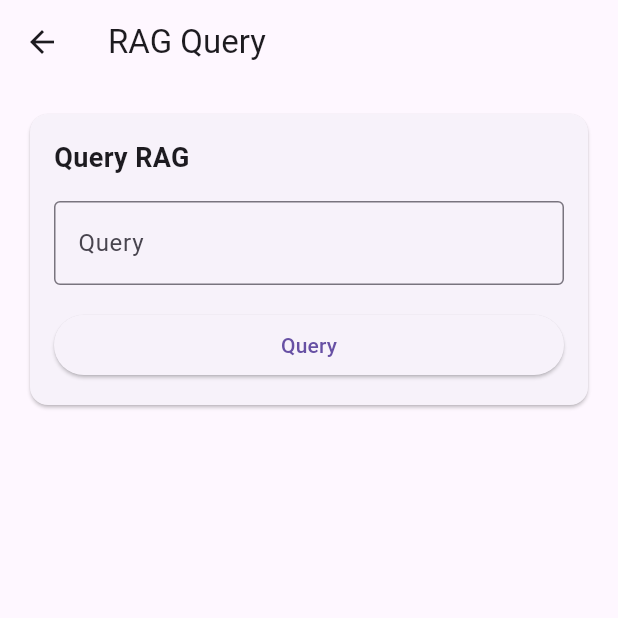
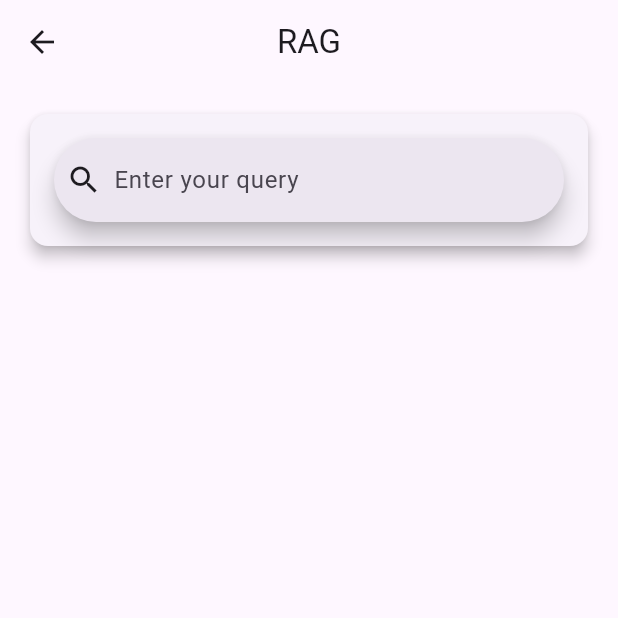
Before and after one commit to Dieg0Code/portfolio_05_rag_diary_app, a Flutter app: the RagPage screen opened directly, on a phone screen of 412 x 824 dp, the top half of it. Run offline on Flutter 3.47's test engine with Material 3 defaults, Android fonts, the phone set to English and light mode, and no system bars; our stand-ins replace flutter_bloc.

Commit message:
Refactor code and add RagResponseCleared event

```diff
--- a/lib/main.dart
+++ b/lib/main.dart
@@ -48,7 +48,7 @@ class MyApp extends StatelessWidget {
           primarySwatch: Colors.blue,
           visualDensity: VisualDensity.adaptivePlatformDensity,
         ),
-        home: HomePage(),
+        home: const HomePage(),
       ),
     );
   }
--- /dev/null
+++ b/lib/presentation/bloc/clear_rag_response_event.dart
@@ -0,0 +1,5 @@
+import 'package:rag_diary_app/presentation/bloc/diary_event.dart';
+
+class ClearRagResponseEvent extends DiaryEvent {
+  ClearRagResponseEvent();
+}
--- a/lib/presentation/bloc/diary_bloc.dart
+++ b/lib/presentation/bloc/diary_bloc.dart
@@ -2,6 +2,7 @@ import 'package:flutter_bloc/flutter_bloc.dart';
 import 'package:rag_diary_app/core/error/exceptions.dart';
 import 'package:rag_diary_app/domain/usecases/create_diary.dart';
 import 'package:rag_diary_app/domain/usecases/get_rag_response.dart';
+import 'package:rag_diary_app/presentation/bloc/clear_rag_response_event.dart';
 import 'package:rag_diary_app/presentation/bloc/create_diary_event.dart';
 import 'package:rag_diary_app/presentation/bloc/diary_event.dart';
 import 'package:rag_diary_app/presentation/bloc/diary_state.dart';
@@ -36,5 +37,9 @@ class DiaryBloc extends Bloc<DiaryEvent, DiaryState> {
         emit(DiaryError(message: e.toString()));
       }
     });
+
+    on<ClearRagResponseEvent>((event, emit) {
+      emit(DiaryInitial());
+    });
   }
 }
--- a/lib/presentation/bloc/diary_state.dart
+++ b/lib/presentation/bloc/diary_state.dart
@@ -17,3 +17,5 @@ class DiaryError extends DiaryState {
 
   DiaryError({required this.message});
 }
+
+class RagResponseCleared extends DiaryState {}
--- a/lib/presentation/pages/rag_page.dart
+++ b/lib/presentation/pages/rag_page.dart
@@ -1,64 +1,129 @@
 import 'package:flutter/material.dart';
 import 'package:flutter_bloc/flutter_bloc.dart';
 import 'package:rag_diary_app/presentation/bloc/diary_bloc.dart';
+import 'package:rag_diary_app/presentation/bloc/clear_rag_response_event.dart';
 import 'package:rag_diary_app/presentation/bloc/diary_state.dart';
 import 'package:rag_diary_app/presentation/widgets/rag_query_form.dart';
+import 'package:rag_diary_app/presentation/widgets/animated_dots.dart'; // Asegúrate de importar el nuevo widget
 
-class RagPage extends StatelessWidget {
+class RagPage extends StatefulWidget {
   const RagPage({super.key});
+
+  @override
+  _RagPageState createState() => _RagPageState();
+}
+
+class _RagPageState extends State<RagPage> {
+  String? userQuery;
+
+  @override
+  void initState() {
+    super.initState();
+    WidgetsBinding.instance.addPostFrameCallback((_) {
+      context.read<DiaryBloc>().add(ClearRagResponseEvent());
+    });
+  }
+
+  @override
+  void dispose() {
+    context.read<DiaryBloc>().add(ClearRagResponseEvent());
+    super.dispose();
+  }
 
   @override
   Widget build(BuildContext context) {
     return Scaffold(
-      appBar: AppBar(
-        title: const Text('RAG Query'),
+      body: SafeArea(
+        child: BlocBuilder<DiaryBloc, DiaryState>(
+          builder: (context, state) {
+            return CustomScrollView(
+              slivers: [
+                const SliverAppBar(
+                  floating: true,
+                  snap: true,
+                  title: Text('RAG'),
+                  centerTitle: true,
+                  backgroundColor: Colors.transparent,
+                  elevation: 0,
                 ),
-      body: BlocConsumer<DiaryBloc, DiaryState>(
-        listener: (context, state) {
-          if (state is DiaryError) {
-            ScaffoldMessenger.of(context).showSnackBar(
-              SnackBar(
-                  content: Text(state.message), backgroundColor: Colors.red),
-            );
-          }
+                SliverPadding(
+                  padding: const EdgeInsets.all(16),
+                  sliver: SliverList(
+                    delegate: SliverChildListDelegate([
+                      RagQueryForm(
+                        onQuerySubmitted: (query) {
+                          setState(() {
+                            userQuery =
+                                query; // Guardamos la consulta del usuario
+                          });
                         },
-        builder: (context, state) {
-          return SingleChildScrollView(
-            padding: const EdgeInsets.all(16),
-            child: Column(
-              crossAxisAlignment: CrossAxisAlignment.stretch,
-              children: [
-                const RagQueryForm(),
-                const SizedBox(
-                  height: 20,
                       ),
-                if (state is DiaryLoading)
-                  const Center(
-                    child: CircularProgressIndicator(),
-                  ),
-                if (state is RagResponseReceived)
-                  Card(
+                      const SizedBox(height: 20),
+
+                      // Mostramos la consulta del usuario
+                      if (userQuery != null)
+                        Align(
+                          alignment: Alignment.centerRight,
+                          child: Card(
+                            color: Colors.blue.shade100,
                             child: Padding(
                               padding: const EdgeInsets.all(16),
-                      child: Column(
-                        crossAxisAlignment: CrossAxisAlignment.start,
-                        children: [
-                          const Text(
-                            'Response',
-                            style: TextStyle(fontWeight: FontWeight.bold),
-                          ),
-                          const SizedBox(
-                            height: 8,
-                          ),
-                          Text(state.response)
-                        ],
+                              child: Text(
+                                userQuery!,
+                                style: const TextStyle(
+                                  fontSize: 16,
+                                  color: Colors.black,
                                 ),
                               ),
                             ),
+                          ),
+                        ),
+
+                      // Mostramos el estado de carga con animación de puntos
+                      if (state is DiaryLoading)
+                        const Align(
+                          alignment: Alignment.centerLeft,
+                          child: Padding(
+                            padding: EdgeInsets.all(16),
+                            child: AnimatedDots(), // Aquí usamos la animación
+                          ),
+                        ),
+
+                      // Mostramos la respuesta de RAG
+                      if (state is RagResponseReceived)
+                        Align(
+                          alignment: Alignment.centerLeft,
+                          child: Dismissible(
+                            key: UniqueKey(),
+                            direction: DismissDirection.endToStart,
+                            onDismissed: (direction) {
+                              context
+                                  .read<DiaryBloc>()
+                                  .add(ClearRagResponseEvent());
+                            },
+                            background: Container(
+                              color: Colors.red,
+                              alignment: Alignment.centerRight,
+                              padding:
+                                  const EdgeInsets.symmetric(horizontal: 20),
+                              child:
+                                  const Icon(Icons.delete, color: Colors.white),
+                            ),
+                            child: Card(
+                              child: Padding(
+                                padding: const EdgeInsets.all(16),
+                                child: Text(state.response),
+                              ),
+                            ),
+                          ),
+                        ),
+                    ]),
+                  ),
+                ),
               ],
-            ),
             );
           },
+        ),
       ),
     );
   }
--- a/lib/presentation/widgets/rag_query_form.dart
+++ b/lib/presentation/widgets/rag_query_form.dart
@@ -4,7 +4,9 @@ import 'package:rag_diary_app/presentation/bloc/diary_bloc.dart';
 import 'package:rag_diary_app/presentation/bloc/get_rag_response_event.dart';
 
 class RagQueryForm extends StatefulWidget {
-  const RagQueryForm({super.key});
+  final Function(String query) onQuerySubmitted;
+
+  const RagQueryForm({super.key, required this.onQuerySubmitted});
 
   @override
   State<RagQueryForm> createState() => _RagQueryFormState();
@@ -19,35 +21,55 @@ class _RagQueryFormState extends State<RagQueryForm> {
     super.dispose();
   }
 
+  void _submitQuery(String query) {
+    if (query.isNotEmpty) {
+      widget.onQuerySubmitted(query);
+      context.read<DiaryBloc>().add(GetRagResponseEvent(query: query));
+      _queryController.clear();
+    }
+  }
+
   @override
   Widget build(BuildContext context) {
     return Card(
+      elevation: 4,
+      shape: RoundedRectangleBorder(borderRadius: BorderRadius.circular(12)),
       child: Padding(
         padding: const EdgeInsets.all(16),
-        child: Column(
-          crossAxisAlignment: CrossAxisAlignment.stretch,
-          children: [
-            const Text(
-              'Query RAG',
-              style: TextStyle(fontSize: 18, fontWeight: FontWeight.bold),
-            ),
-            const SizedBox(height: 16),
-            TextField(
+        child: SearchAnchor(
+          builder: (BuildContext context, SearchController controller) {
+            return SearchBar(
               controller: _queryController,
-              decoration: const InputDecoration(
-                  labelText: 'Query', border: OutlineInputBorder()),
-            ),
-            const SizedBox(height: 16),
-            ElevatedButton(
-              onPressed: () {
-                context
-                    .read<DiaryBloc>()
-                    .add(GetRagResponseEvent(query: _queryController.text));
-                _queryController.clear();
-              },
-              child: const Text('Query'),
-            ),
-          ],
+              hintText: 'Enter your query',
+              onSubmitted: _submitQuery,
+              leading: const Icon(Icons.search),
+              trailing: [
+                if (_queryController.text.isNotEmpty)
+                  IconButton(
+                    icon: const Icon(Icons.clear),
+                    onPressed: () {
+                      _queryController.clear();
+                      setState(() {});
+                    },
+                  ),
+              ],
+              textInputAction: TextInputAction.search,
+            );
+          },
+          suggestionsBuilder:
+              (BuildContext context, SearchController controller) {
+            return List<ListTile>.generate(5, (int index) {
+              return ListTile(
+                title: Text('Sugerencia ${index + 1}'),
+                onTap: () {
+                  setState(() {
+                    _queryController.text = 'Sugerencia ${index + 1}';
+                    _submitQuery(_queryController.text);
+                  });
+                },
+              );
+            });
+          },
         ),
       ),
     );
```
Also changed, not shown: lib/presentation/pages/diary_page.dart (+16 -1 lines), lib/presentation/pages/home_page.dart (+17 -8 lines), lib/presentation/widgets/animated_dots.dart (added, +44 -0 lines), lib/presentation/widgets/diary_form.dart (+55 -40 lines). Lines whose indentation alone changed are shown as unchanged.
